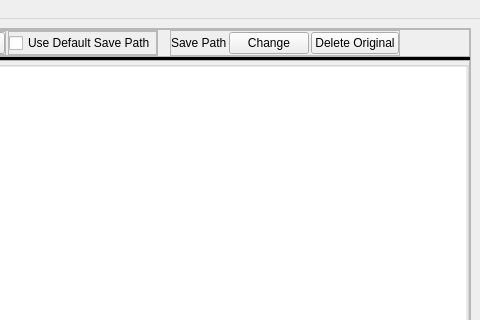
Qt form Main/UI/Main.ui (AlexYapp74024/Cropper-py) before a commit; both pictures show x 406 to 886 and y 0 to 320 of the 886 by 584 pixel window.
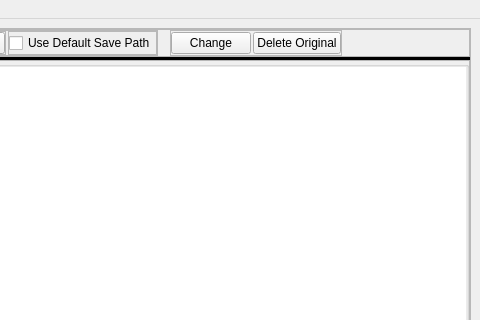
The same form after that commit. Icons and pictures are not drawn.

Commit message: setting files with paths

The edit to the form file:
```diff
--- a/Main/UI/Main.ui
+++ b/Main/UI/Main.ui
@@ -331,14 +331,7 @@
               <number>0</number>
              </property>
              <item>
-              <widget class="QLabel" name="label_4">
-               <property name="text">
-                <string>Save Path</string>
-               </property>
-              </widget>
-             </item>
-             <item>
-              <widget class="QPushButton" name="pushButton_7">
+              <widget class="QPushButton" name="pb_change_path">
                <property name="text">
                 <string>Change</string>
                </property>
```
Left out of the diff: 2 changed lines with no effect on the pictures. The commit also changes 7 other files.
